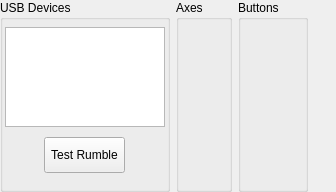
Qt form src/forms/JoysticksWidget.ui (FRC-Utilities/QDriverStation) before a commit.
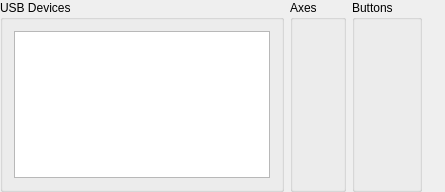
The same form after that commit.

Commit message:
Implement virtual joystick option
- The virtual joystick is now fully working
- Changed the style of the signaling system

The edit to the form file:
```diff
--- a/src/forms/JoysticksWidget.ui
+++ b/src/forms/JoysticksWidget.ui
@@ -6,14 +6,14 @@
    <rect>
     <x>0</x>
     <y>0</y>
-    <width>336</width>
+    <width>445</width>
     <height>192</height>
    </rect>
   </property>
   <property name="windowTitle">
    <string>Form</string>
   </property>
-  <layout class="QHBoxLayout" name="horizontalLayout">
+  <layout class="QHBoxLayout" name="horizontalLayout" stretch="0,0,0,1">
    <property name="leftMargin">
     <number>0</number>
    </property>
@@ -48,42 +48,17 @@
        <number>2</number>
       </property>
       <item>
-       <spacer name="verticalSpacer_4">
-        <property name="orientation">
-         <enum>Qt::Vertical</enum>
-        </property>
-        <property name="sizeHint" stdset="0">
-         <size>
-          <width>20</width>
-          <height>40</height>
-         </size>
-        </property>
-       </spacer>
-      </item>
-      <item>
-       <widget class="QWidget" name="JoystickListWidget" native="true">
-        <layout class="QHBoxLayout" name="horizontalLayout_3">
-         <property name="leftMargin">
-          <number>0</number>
-         </property>
-         <property name="topMargin">
-          <number>0</number>
-         </property>
-         <property name="rightMargin">
-          <number>0</number>
-         </property>
-         <property name="bottomMargin">
-          <number>0</number>
-         </property>
+       <widget class="QWidget" name="widget" native="true">
+        <layout class="QHBoxLayout" name="horizontalLayout_2">
          <item>
           <widget class="QListWidget" name="JoystickList">
-           <property name="minimumSize">
-            <size>
-             <width>160</width>
-             <height>100</height>
-            </size>
+           <property name="sizePolicy">
+            <sizepolicy hsizetype="MinimumExpanding" vsizetype="MinimumExpanding">
+             <horstretch>1</horstretch>
+             <verstretch>1</verstretch>
+            </sizepolicy>
            </property>
-           <property name="maximumSize">
+           <property name="minimumSize">
             <size>
              <width>160</width>
              <height>100</height>
@@ -115,41 +90,6 @@
         </layout>
        </widget>
       </item>
-      <item>
-       <widget class="QWidget" name="widget" native="true">
-        <layout class="QHBoxLayout" name="horizontalLayout_2">
-         <item>
-          <widget class="QToolButton" name="Rumble">
-           <property name="minimumSize">
-            <size>
-             <width>0</width>
-             <height>36</height>
-            </size>
-           </property>
-           <property name="text">
-            <string>Test Rumble</string>
-           </property>
-           <property name="arrowType">
-            <enum>Qt::NoArrow</enum>
-           </property>
-          </widget>
-         </item>
-        </layout>
-       </widget>
-      </item>
-      <item>
-       <spacer name="verticalSpacer_3">
-        <property name="orientation">
-         <enum>Qt::Vertical</enum>
-        </property>
-        <property name="sizeHint" stdset="0">
-         <size>
-          <width>20</width>
-          <height>40</height>
-         </size>
-        </property>
-       </spacer>
-      </item>
      </layout>
     </widget>
    </item>
```
The commit also changes 22 other files.
